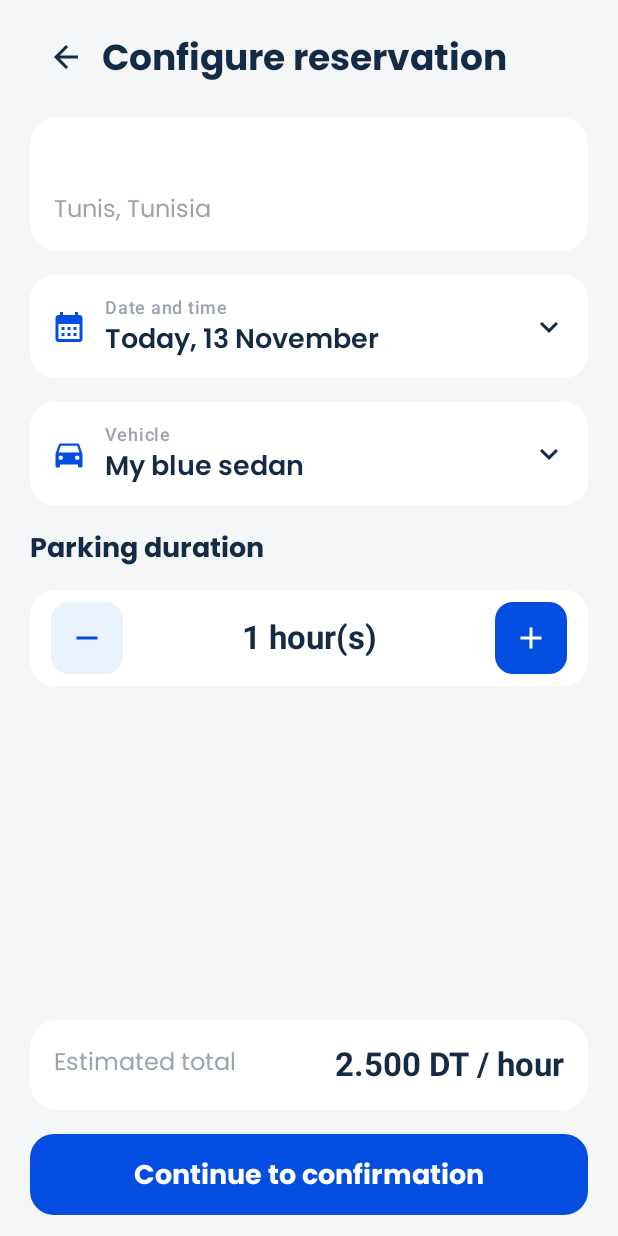
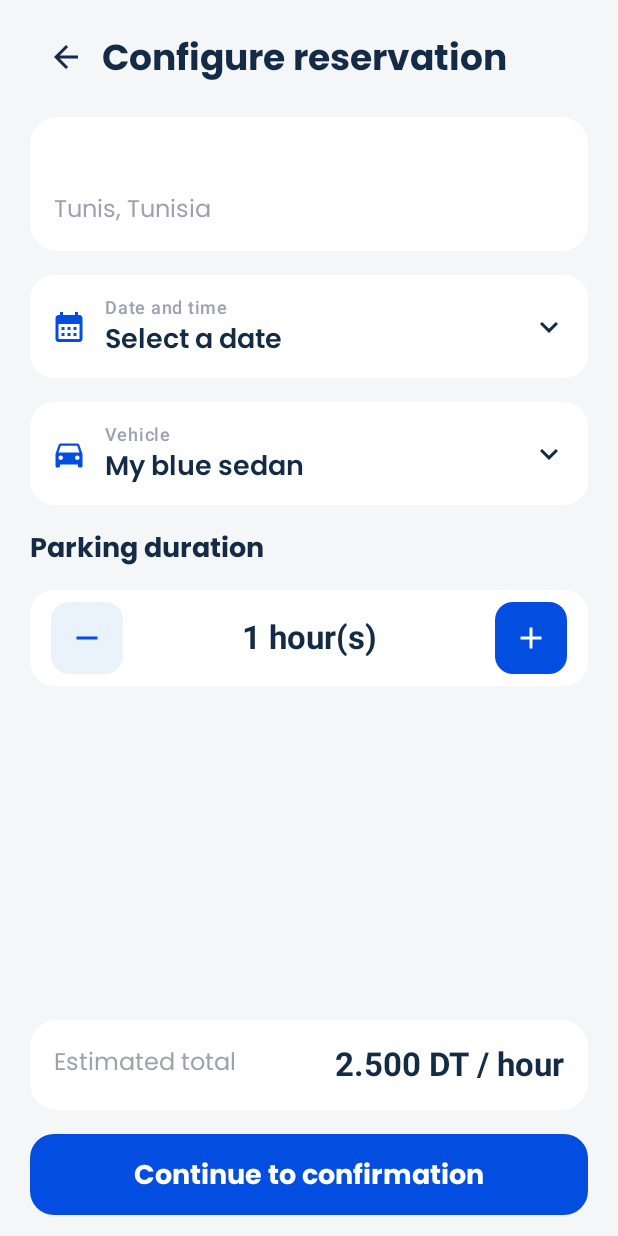
Before and after one commit to Fedi-Mhadhbi/SmartParking, an Android app built with Jetpack Compose: the composable ReservationScreen called with empty values, on a phone screen of 412 x 824 dp. Run offline under Robolectric (Android 15) with nearby library versions, the phone set to English and light mode, and no system bars.

Commit message:
Add reservation date picker
Co-authored-by: Copilot App <223556219+Copilot@users.noreply.github.com>

```diff
--- a/app/src/main/java/com/fedi/smartparking/features/reservation/ReservationScreen.kt
+++ b/app/src/main/java/com/fedi/smartparking/features/reservation/ReservationScreen.kt
@@ -21,11 +21,16 @@ import androidx.compose.material.icons.filled.Remove
 import androidx.compose.material.icons.filled.Add
 import androidx.compose.material3.Button
 import androidx.compose.material3.ButtonDefaults
+import androidx.compose.material3.DatePicker
+import androidx.compose.material3.DatePickerDialog
+import androidx.compose.material3.ExperimentalMaterial3Api
 import androidx.compose.material3.Icon
 import androidx.compose.material3.IconButton
 import androidx.compose.material3.MaterialTheme
 import androidx.compose.material3.Surface
 import androidx.compose.material3.Text
+import androidx.compose.material3.TextButton
+import androidx.compose.material3.rememberDatePickerState
 import androidx.compose.runtime.Composable
 import androidx.compose.runtime.getValue
 import androidx.compose.runtime.mutableIntStateOf
@@ -41,20 +46,28 @@ import androidx.compose.ui.unit.dp
 import com.fedi.smartparking.R
 import com.fedi.smartparking.ui.theme.Navy
 import com.fedi.smartparking.ui.theme.PrimaryBlue
+import java.text.SimpleDateFormat
+import java.util.Date
+import java.util.Locale
 
 @Composable
+@OptIn(ExperimentalMaterial3Api::class)
 fun ReservationScreen(
     parkingName: String,
     onBack: () -> Unit,
     onConfirm: () -> Unit,
 ) {
     var duration by remember { mutableIntStateOf(1) }
-    var selectedDate by remember { mutableStateOf("Today, 13 November") }
+    var showDatePicker by remember { mutableStateOf(false) }
+    var selectedDateMillis by remember { mutableStateOf<Long?>(null) }
     val hourlyPrice = when (parkingName) {
         "Parking Lafayette" -> 2.0
         "Parking Municipal" -> 1.8
         else -> 2.5
     }
+    val selectedDate = selectedDateMillis?.let { millis ->
+        SimpleDateFormat("dd MMMM yyyy", Locale.getDefault()).format(Date(millis))
+    } ?: stringResource(R.string.reservation_select_date)
 
     Column(
         modifier = Modifier
@@ -105,7 +118,7 @@ fun ReservationScreen(
             icon = Icons.Default.CalendarMonth,
             label = stringResource(R.string.reservation_date),
             value = selectedDate,
-            onClick = { selectedDate = "Tomorrow, 14 November" },
+            onClick = { showDatePicker = true },
         )
         ReservationField(
             icon = Icons.Default.DirectionsCar,
@@ -188,6 +201,32 @@ fun ReservationScreen(
             )
         }
     }
+
+    if (showDatePicker) {
+        val datePickerState = rememberDatePickerState(
+            initialSelectedDateMillis = selectedDateMillis,
+        )
+        DatePickerDialog(
+            onDismissRequest = { showDatePicker = false },
+            confirmButton = {
+                TextButton(
+                    onClick = {
+                        selectedDateMillis = datePickerState.selectedDateMillis
+                        showDatePicker = false
+                    },
+                ) {
+                    Text(stringResource(R.string.reservation_select))
+                }
+            },
+            dismissButton = {
+                TextButton(onClick = { showDatePicker = false }) {
+                    Text(stringResource(R.string.reservation_cancel))
+                }
+            },
+        ) {
+            DatePicker(state = datePickerState)
+        }
+    }
 }
 
 @Composable
--- a/app/src/main/res/values/strings.xml
+++ b/app/src/main/res/values/strings.xml
@@ -39,6 +39,9 @@
     <string name="reservation_title">Configure reservation</string>
     <string name="reservation_location">Tunis, Tunisia</string>
     <string name="reservation_date">Date and time</string>
+    <string name="reservation_select_date">Select a date</string>
+    <string name="reservation_select">Select</string>
+    <string name="reservation_cancel">Cancel</string>
     <string name="reservation_vehicle">Vehicle</string>
     <string name="reservation_default_vehicle">My blue sedan</string>
     <string name="reservation_duration">Parking duration</string>
```
